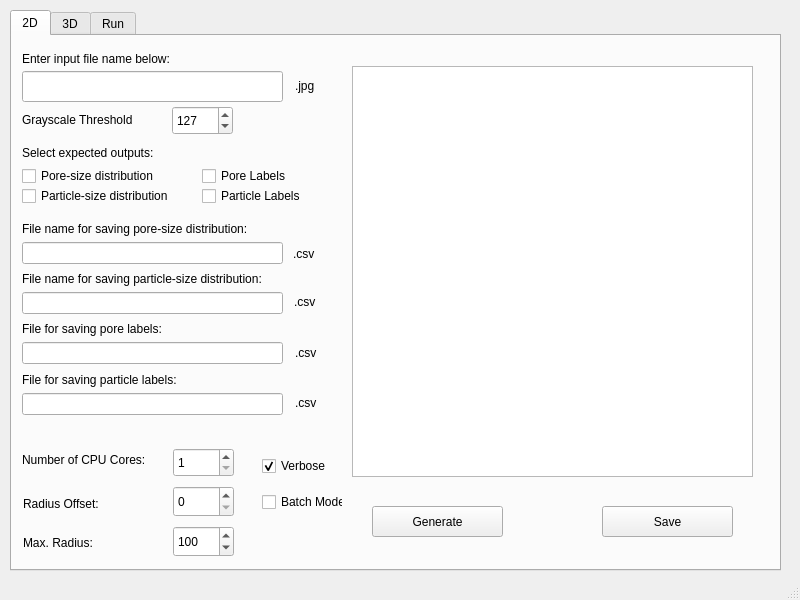
First picture: the form in GUI_src/mainwindow.ui, repository adama-wzr/ED_cPSD, before the edit.
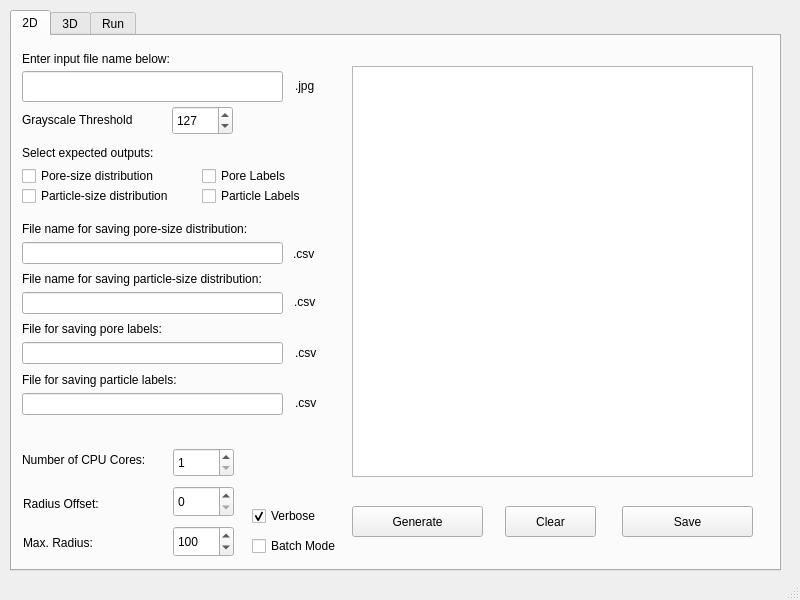
Second picture: the form after the edit. The open tabs and pages were chosen to show the change.

Commit message:
Clear buttons
- added clear buttons to clear text on the main window for both the 2D and 3D modes.
- Button simply clears all of the text when pressed, as there was no way to do this before.

Diff of the .ui file:
```diff
--- a/GUI_src/mainwindow.ui
+++ b/GUI_src/mainwindow.ui
@@ -56,7 +56,7 @@
      <widget class="QPushButton" name="GenButton2D">
       <property name="geometry">
        <rect>
-        <x>360</x>
+        <x>340</x>
         <y>470</y>
         <width>131</width>
         <height>31</height>
@@ -82,7 +82,7 @@
      <widget class="QPushButton" name="saveButton2D">
       <property name="geometry">
        <rect>
-        <x>590</x>
+        <x>610</x>
         <y>470</y>
         <width>131</width>
         <height>31</height>
@@ -364,9 +364,9 @@
      <widget class="QCheckBox" name="batchMode2D">
       <property name="geometry">
        <rect>
-        <x>250</x>
-        <y>456</y>
-        <width>81</width>
+        <x>240</x>
+        <y>500</y>
+        <width>91</width>
         <height>20</height>
        </rect>
       </property>
@@ -377,8 +377,8 @@
      <widget class="QCheckBox" name="verbose2D">
       <property name="geometry">
        <rect>
-        <x>250</x>
-        <y>420</y>
+        <x>240</x>
+        <y>470</y>
         <width>81</width>
         <height>20</height>
        </rect>
@@ -480,6 +480,19 @@
        <number>100</number>
       </property>
      </widget>
+     <widget class="QPushButton" name="clearButton2D">
+      <property name="geometry">
+       <rect>
+        <x>493</x>
+        <y>470</y>
+        <width>91</width>
+        <height>31</height>
+       </rect>
+      </property>
+      <property name="text">
+       <string>Clear</string>
+      </property>
+     </widget>
     </widget>
     <widget class="QWidget" name="tab_2">
      <attribute name="title">
```
Left out of the diff: 19 changed lines with no effect on the pictures. The commit also changes 2 other files.
